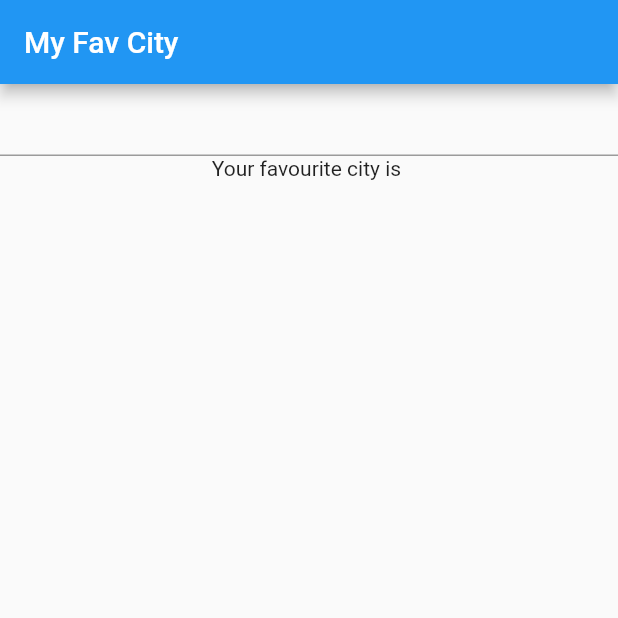
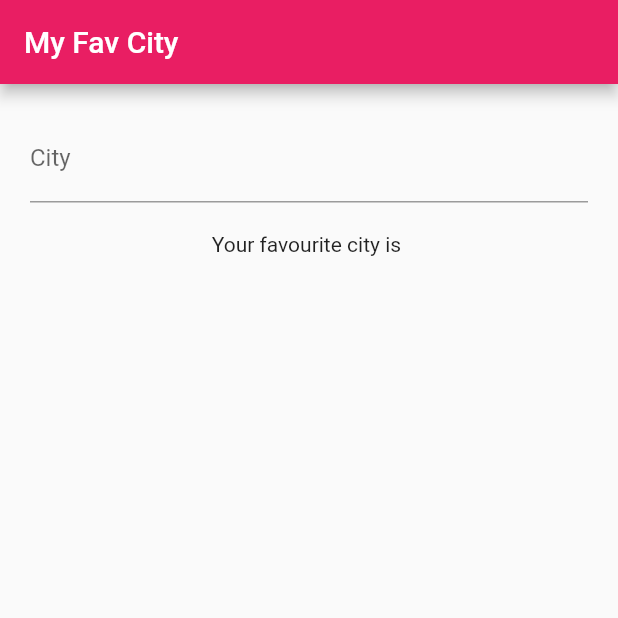
Before and after one commit to madhusudanbabar/si-calculator, a Flutter app: the screen it shows after launch, on a phone screen of 412 x 824 dp, the top half of it. Run offline on Flutter 3.47's test engine with Material 2 defaults, Android fonts, the phone set to English and light mode, and no system bars.

Commit message:
changed appBar color fixed whitespace

```diff
--- a/lib/main.dart
+++ b/lib/main.dart
@@ -27,8 +27,10 @@ class _FavCity extends State<FavCity> {
     return Scaffold(
       appBar: AppBar(
         title: Text("My Fav City"),
+        backgroundColor: Colors.pink,
       ),
       body: Container(
+        margin: EdgeInsets.all(20),
         child: Column(
           children: <Widget>[
             TextField(
@@ -37,8 +39,14 @@ class _FavCity extends State<FavCity> {
                   city = string;
                 });
               },
+              decoration: InputDecoration(
+                hintText: "Enter your favourite city",
+                labelText: "City",
+              ),
             ),
-            Text("Your favourite city is $city")
+            Padding(
+                padding: EdgeInsets.all(20),
+                child: Text("Your favourite city is $city"))
           ],
         ),
       ),
```
